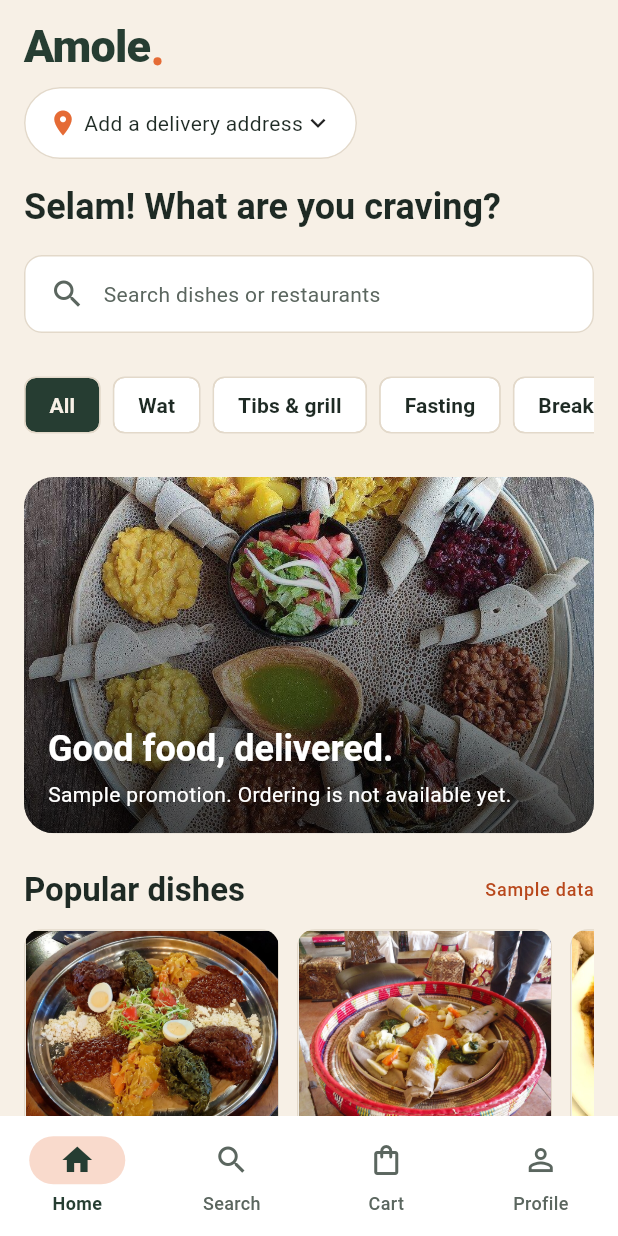
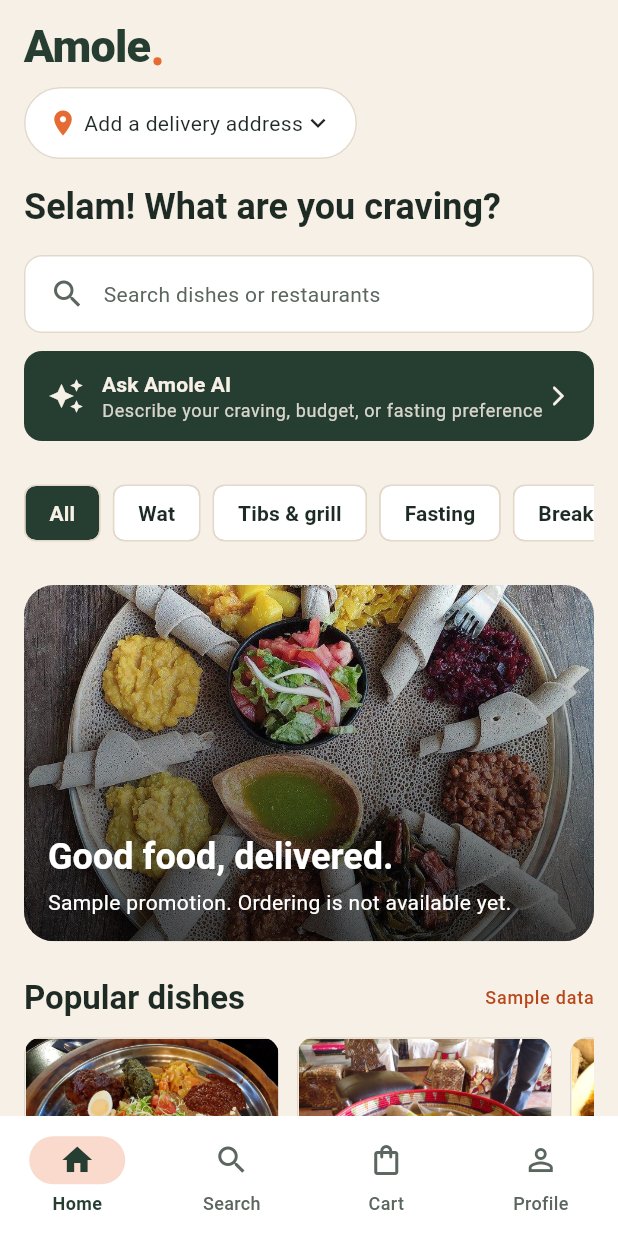
Before and after one commit to wondie3/Amole, a Flutter app: the CheckoutScreen screen opened by its route, after a tap on "Browse dishes", on a phone screen of 412 x 824 dp. Run offline on Flutter 3.47's test engine with Material 3 defaults, Android fonts, the phone set to English and light mode, and no system bars; our stand-ins replace flutter_riverpod, go_router, shared_preferences, supabase_flutter; accounts and stored records are empty.

Commit message:
Integrate AI prompt assistant in home screen
Added AI prompt assistant feature to home screen.

```diff
--- a/lib/features/home/home_screen.dart
+++ b/lib/features/home/home_screen.dart
@@ -1,3 +1,4 @@
+import '../ai_assistant/ai_prompt_assistant.dart';
 import 'package:flutter/material.dart';
 import 'package:flutter_riverpod/flutter_riverpod.dart';
 import 'package:go_router/go_router.dart';
@@ -93,11 +94,61 @@ class _HomeContent extends ConsumerWidget {
               style: textTheme.headlineSmall,
             ),
           ),
-          const SizedBox(height: AppSpacing.lg),
+                   const SizedBox(height: AppSpacing.lg),
           Reveal(
             delay: _ms(180),
             child: _SearchField(onTap: () => context.go(AppRoutes.search)),
           ),
+          const SizedBox(height: AppSpacing.md),
+          Reveal(
+            delay: _ms(210),
+            child: Pressable(
+              onTap: () => AiPromptAssistantSheet.show(context),
+              child: Container(
+                width: double.infinity,
+                padding: const EdgeInsets.symmetric(
+                  horizontal: AppSpacing.lg,
+                  vertical: AppSpacing.md,
+                ),
+                decoration: BoxDecoration(
+                  color: AppColors.forest,
+                  borderRadius: BorderRadius.circular(AppRadii.md),
+                ),
+                child: Row(
+                  children: [
+                    const Icon(Icons.auto_awesome, color: AppColors.cream),
+                    const SizedBox(width: AppSpacing.md),
+                    Expanded(
+                      child: Column(
+                        crossAxisAlignment: CrossAxisAlignment.start,
+                        children: [
+                          Text(
+                            'Ask Amole AI',
+                            style: textTheme.titleSmall?.copyWith(
+                              color: AppColors.cream,
+                              fontWeight: FontWeight.bold,
+                            ),
+                          ),
+                          Text(
+                            'Describe your craving, budget, or fasting preference',
+                            style: textTheme.bodySmall?.copyWith(
+                              color: AppColors.cream.withValues(alpha: 0.85),
+                            ),
+                          ),
+                        ],
+                      ),
+                    ),
+                    const Icon(
+                      Icons.arrow_forward_ios_rounded,
+                      size: 16,
+                      color: AppColors.cream,
+                    ),
+                  ],
+                ),
+              ),
+            ),
+          ),
+
           const SizedBox(height: AppSpacing.xl),
           Reveal(
             delay: _ms(240),
```
